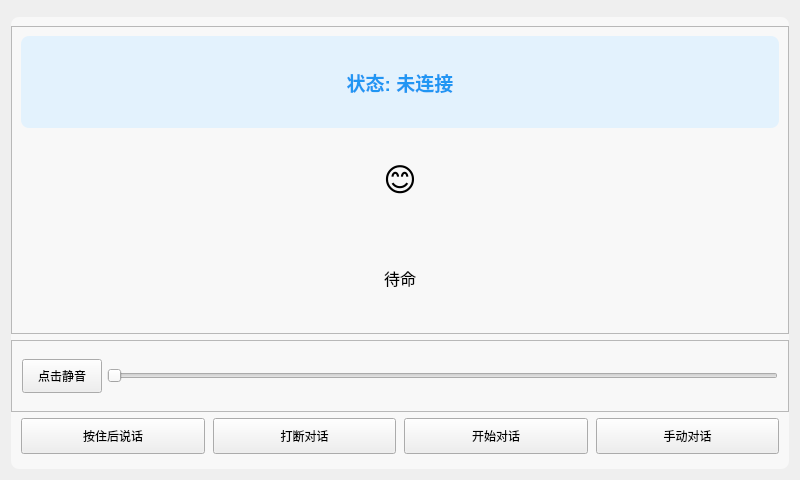
Qt form src/display/gui_display.ui (huangjunsen0406/py-xiaozhi) before a commit.
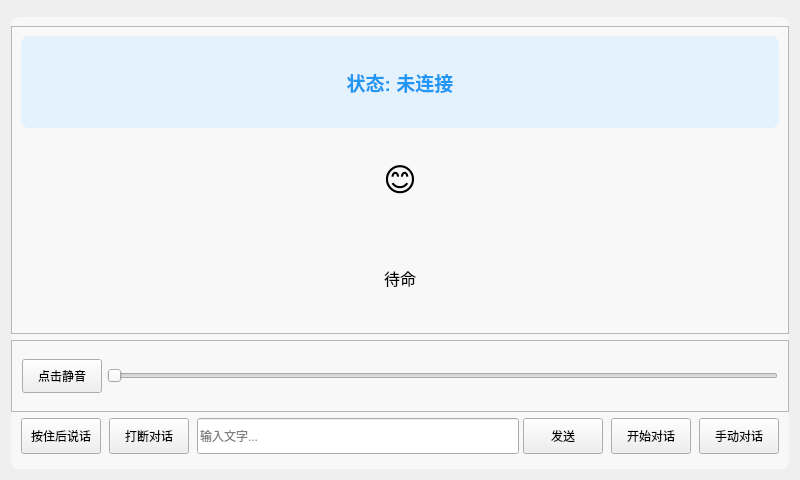
The same form after that commit.

Commit message: feat(gui): gui新增文本输入框允许通过文本聊天

```diff
--- a/src/display/gui_display.ui
+++ b/src/display/gui_display.ui
@@ -321,6 +321,39 @@
            </property>
           </widget>
          </item>
+         <item>
+          <layout class="QHBoxLayout" name="text_input_layout">
+           <property name="spacing">
+            <number>4</number>
+           </property>
+           <item>
+            <widget class="QLineEdit" name="text_input">
+             <property name="minimumSize">
+              <size>
+               <width>0</width>
+               <height>36</height>
+              </size>
+             </property>
+             <property name="placeholderText">
+              <string>输入文字...</string>
+             </property>
+            </widget>
+           </item>
+           <item>
+            <widget class="QPushButton" name="send_btn">
+             <property name="minimumSize">
+              <size>
+               <width>60</width>
+               <height>36</height>
+              </size>
+             </property>
+             <property name="text">
+              <string>发送</string>
+             </property>
+            </widget>
+           </item>
+          </layout>
+         </item>
          <item>
           <widget class="QPushButton" name="auto_btn">
            <property name="minimumSize">
```
The commit also changes 2 other files.
